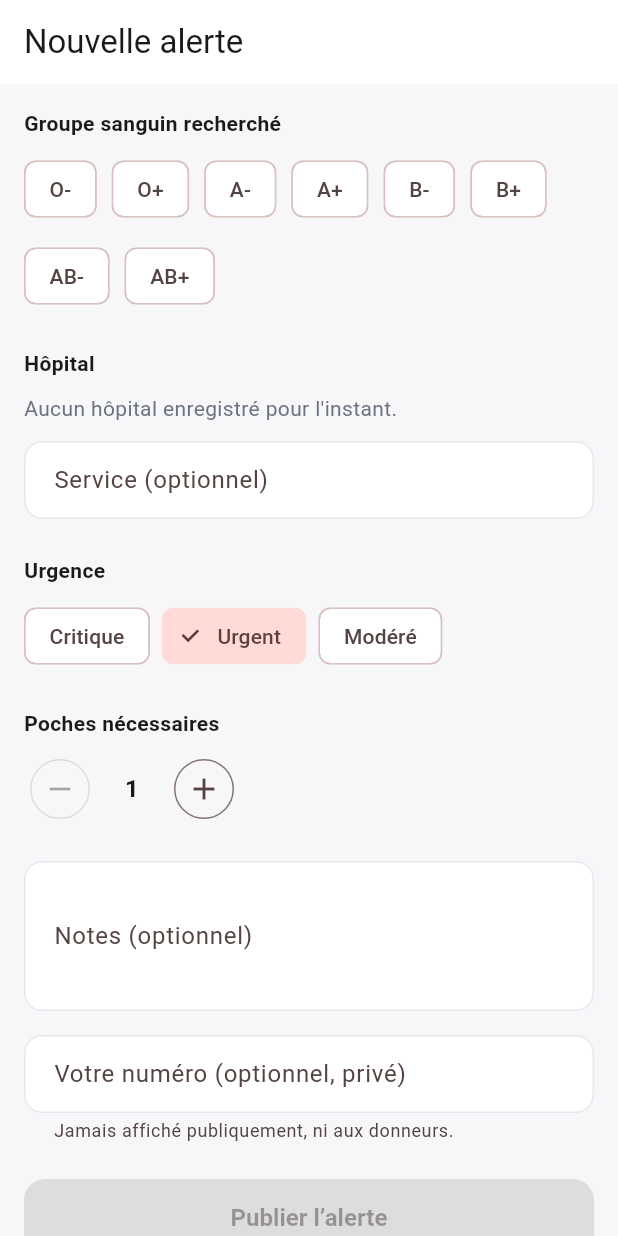
After one commit to gabrielleobono/VitalLink, a Flutter app: the CreateAlertScreen screen opened by its route, on a phone screen of 412 x 824 dp. The commit adds this screen. Run offline on Flutter 3.47's test engine with Material 3 defaults, Android fonts, the light colour scheme and no system bars; our stand-ins replace cloud_firestore, firebase_auth, firebase_core, flutter_riverpod, geolocator, go_router and 1 more; accounts and stored records are empty.

Commit message:
feat(module2): formulaire de publication d'alerte de sang

```diff
--- a/lib/core/router/app_router.dart
+++ b/lib/core/router/app_router.dart
@@ -1,6 +1,7 @@
 import 'package:go_router/go_router.dart';
 
 import '../../features/auth/presentation/screens/login_screen.dart';
+import '../../features/blood_requests/presentation/screens/create_alert_screen.dart';
 import '../../features/blood_requests/presentation/screens/emergency_detail_screen.dart';
 import '../../features/blood_requests/presentation/screens/emergency_screen.dart';
 import '../../features/home/presentation/screens/dashboard_screen.dart';
@@ -18,6 +19,9 @@ abstract final class AppRoutes {
   static const profile = '/profile';
   static const scan = '/scan';
 
+  /// Formulaire de publication d'une nouvelle alerte.
+  static const createEmergency = '$emergencies/new';
+
   /// Détail d'une alerte précise (hors bottom nav, avec bouton retour).
   static String emergencyDetail(String requestId) => '$emergencies/$requestId';
 }
@@ -32,6 +36,12 @@ final appRouter = GoRouter(
     GoRoute(
       path: AppRoutes.scan,
       builder: (context, state) => const ScanScreen(),
+    ),
+    // Route statique déclarée AVANT la route dynamique ':requestId' pour que
+    // "/emergencies/new" ne soit jamais capturé comme un id d'alerte.
+    GoRoute(
+      path: AppRoutes.createEmergency,
+      builder: (context, state) => const CreateAlertScreen(),
     ),
     GoRoute(
       path: AppRoutes.emergencyDetail(':requestId'),
--- a/lib/features/blood_requests/domain/blood_request.dart
+++ b/lib/features/blood_requests/domain/blood_request.dart
@@ -30,7 +30,9 @@ class BloodRequest {
   /// Nouvelle alerte : les groupes compatibles sont déduits en Dart (règle
   /// validée en équipe), jamais saisis à la main.
   factory BloodRequest.create({
-    required String id,
+    // Vide tant que Firestore n'a pas généré l'id définitif (voir
+    // BloodRequestRepository.createRequest).
+    String id = '',
     required String requesterId,
     required String city,
     required BloodGroup bloodGroupNeeded,
--- a/lib/features/blood_requests/presentation/providers/hospital_providers.dart
+++ b/lib/features/blood_requests/presentation/providers/hospital_providers.dart
@@ -13,3 +13,10 @@ final hospitalByIdProvider = FutureProvider.autoDispose
     .family<HospitalModel, String>((ref, id) {
       return ref.watch(hospitalRepositoryProvider).fetchById(id);
     });
+
+/// Liste complète des hôpitaux, pour le sélecteur du formulaire de création.
+final allHospitalsProvider = FutureProvider.autoDispose<List<HospitalModel>>((
+  ref,
+) {
+  return ref.watch(hospitalRepositoryProvider).fetchAll();
+});
--- /dev/null
+++ b/lib/features/blood_requests/presentation/screens/create_alert_screen.dart
@@ -0,0 +1,263 @@
+import 'package:flutter/material.dart';
+import 'package:flutter_riverpod/flutter_riverpod.dart';
+
+import '../../../../core/providers/auth_providers.dart';
+import '../../../../core/theme/app_colors.dart';
+import '../../../../core/utils/blood_compatibility.dart';
+import '../../data/models/hospital_model.dart';
+import '../../domain/blood_request.dart';
+import '../../domain/blood_request_enums.dart';
+import '../providers/blood_request_providers.dart';
+import '../providers/hospital_providers.dart';
+
+/// Formulaire de publication d'une alerte de sang.
+///
+/// Conçu pour aller vite en situation d'urgence : seuls le groupe sanguin et
+/// l'hôpital sont obligatoires, tout le reste a une valeur par défaut
+/// modifiable. La ville n'est pas saisie à la main : elle est déduite de
+/// l'hôpital choisi, pour ne jamais désynchroniser les deux.
+class CreateAlertScreen extends ConsumerStatefulWidget {
+  const CreateAlertScreen({super.key});
+
+  @override
+  ConsumerState<CreateAlertScreen> createState() => _CreateAlertScreenState();
+}
+
+class _CreateAlertScreenState extends ConsumerState<CreateAlertScreen> {
+  BloodGroup? _bloodGroup;
+  HospitalModel? _hospital;
+  UrgencyLevel _urgency = UrgencyLevel.high;
+  int _unitsNeeded = 1;
+  final _departmentController = TextEditingController();
+  final _notesController = TextEditingController();
+  final _contactPhoneController = TextEditingController();
+
+  bool _isSubmitting = false;
+  String? _errorMessage;
+
+  @override
+  void dispose() {
+    _departmentController.dispose();
+    _notesController.dispose();
+    _contactPhoneController.dispose();
+    super.dispose();
+  }
+
+  bool get _canSubmit =>
+      _bloodGroup != null && _hospital != null && !_isSubmitting;
+
+  Future<void> _submit() async {
+    final bloodGroup = _bloodGroup;
+    final hospital = _hospital;
+    if (bloodGroup == null || hospital == null) return;
+
+    setState(() {
+      _isSubmitting = true;
+      _errorMessage = null;
+    });
+
+    try {
+      final requesterId = await ref.read(currentUserIdProvider.future);
+      final request = BloodRequest.create(
+        requesterId: requesterId,
+        city: hospital.city,
+        bloodGroupNeeded: bloodGroup,
+        hospitalId: hospital.id,
+        hospitalDepartment: _departmentController.text.trim().isEmpty
+            ? null
+            : _departmentController.text.trim(),
+        urgency: _urgency,
+        unitsNeeded: _unitsNeeded,
+        notes: _notesController.text.trim().isEmpty
+            ? null
+            : _notesController.text.trim(),
+      );
+
+      final newId = await ref
+          .read(bloodRequestRepositoryProvider)
+          .createRequest(request, contactPhone: _contactPhoneController.text);
+
+      if (!mounted) return;
+      Navigator.of(context).pop(newId);
+    } catch (error) {
+      if (!mounted) return;
+      setState(() {
+        _isSubmitting = false;
+        _errorMessage =
+            "La publication a échoué. Vérifiez votre connexion et réessayez.";
+      });
+    }
+  }
+
+  @override
+  Widget build(BuildContext context) {
+    final hospitalsAsync = ref.watch(allHospitalsProvider);
+
+    return Scaffold(
+      appBar: AppBar(title: const Text('Nouvelle alerte')),
+      body: ListView(
+        padding: const EdgeInsets.all(16),
+        children: [
+          const Text(
+            'Groupe sanguin recherché',
+            style: TextStyle(fontWeight: FontWeight.w600),
+          ),
+          const SizedBox(height: 10),
+          Wrap(
+            spacing: 10,
+            runSpacing: 10,
+            children: [
+              for (final group in BloodGroup.values)
+                ChoiceChip(
+                  label: Text(group.label),
+                  selected: _bloodGroup == group,
+                  onSelected: _isSubmitting
+                      ? null
+                      : (selected) => setState(
+                          () => _bloodGroup = selected ? group : null,
+                        ),
+                ),
+            ],
+          ),
+          const SizedBox(height: 24),
+          const Text('Hôpital', style: TextStyle(fontWeight: FontWeight.w600)),
+          const SizedBox(height: 10),
+          hospitalsAsync.when(
+            data: (hospitals) {
+              if (hospitals.isEmpty) {
+                return const Text(
+                  "Aucun hôpital enregistré pour l'instant.",
+                  style: TextStyle(color: AppColors.textSecondary),
+                );
+              }
+              return DropdownButtonFormField<HospitalModel>(
+                initialValue: _hospital,
+                isExpanded: true,
+                decoration: const InputDecoration(border: OutlineInputBorder()),
+                hint: const Text('Choisir un hôpital'),
+                items: [
+                  for (final hospital in hospitals)
+                    DropdownMenuItem(
+                      value: hospital,
+                      child: Text('${hospital.name} · ${hospital.city}'),
+                    ),
+                ],
+                onChanged: _isSubmitting
+                    ? null
+                    : (value) => setState(() => _hospital = value),
+              );
+            },
+            loading: () => const LinearProgressIndicator(),
+            error: (error, stackTrace) => const Text(
+              "Impossible de charger la liste des hôpitaux.",
+              style: TextStyle(color: AppColors.textSecondary),
+            ),
+          ),
+          const SizedBox(height: 12),
+          TextField(
+            controller: _departmentController,
+            enabled: !_isSubmitting,
+            decoration: const InputDecoration(
+              labelText: 'Service (optionnel)',
+              hintText: 'Ex. Urgences, Maternité',
+              border: OutlineInputBorder(),
+            ),
+          ),
+          const SizedBox(height: 24),
+          const Text('Urgence', style: TextStyle(fontWeight: FontWeight.w600)),
+          const SizedBox(height: 10),
+          Wrap(
+            spacing: 8,
+            children: [
+              for (final level in UrgencyLevel.values)
+                ChoiceChip(
+                  label: Text(level.label),
+                  selected: _urgency == level,
+                  onSelected: _isSubmitting
+                      ? null
+                      : (selected) {
+                          if (selected) setState(() => _urgency = level);
+                        },
+                ),
+            ],
+          ),
+          const SizedBox(height: 24),
+          const Text(
+            'Poches nécessaires',
+            style: TextStyle(fontWeight: FontWeight.w600),
+          ),
+          const SizedBox(height: 10),
+          Row(
+            children: [
+              IconButton.outlined(
+                onPressed: _isSubmitting || _unitsNeeded <= 1
+                    ? null
+                    : () => setState(() => _unitsNeeded--),
+                icon: const Icon(Icons.remove),
+              ),
+              SizedBox(
+                width: 48,
+                child: Text(
+                  '$_unitsNeeded',
+                  textAlign: TextAlign.center,
+                  style: const TextStyle(
+                    fontWeight: FontWeight.w700,
+                    fontSize: 16,
+                  ),
+                ),
+              ),
+              IconButton.outlined(
+                onPressed: _isSubmitting
+                    ? null
+                    : () => setState(() => _unitsNeeded++),
+                icon: const Icon(Icons.add),
+              ),
+            ],
+          ),
+          const SizedBox(height: 24),
+          TextField(
+            controller: _notesController,
+            enabled: !_isSubmitting,
+            maxLines: 3,
+            decoration: const InputDecoration(
+              labelText: 'Notes (optionnel)',
+              border: OutlineInputBorder(),
+            ),
+          ),
+          const SizedBox(height: 16),
+          TextField(
+            controller: _contactPhoneController,
+            enabled: !_isSubmitting,
+            keyboardType: TextInputType.phone,
+            decoration: const InputDecoration(
+              labelText: 'Votre numéro (optionnel, privé)',
+              helperText: "Jamais affiché publiquement, ni aux donneurs.",
+              border: OutlineInputBorder(),
+            ),
+          ),
+          if (_errorMessage != null) ...[
+            const SizedBox(height: 12),
+            Text(
+              _errorMessage!,
+              style: const TextStyle(color: AppColors.primary, fontSize: 13),
+            ),
+          ],
+          const SizedBox(height: 24),
+          SizedBox(
+            width: double.infinity,
+            child: ElevatedButton(
+              onPressed: _canSubmit ? _submit : null,
+              child: _isSubmitting
+                  ? const SizedBox(
+                      width: 20,
+                      height: 20,
+                      child: CircularProgressIndicator(strokeWidth: 2),
+                    )
+                  : const Text('Publier l\u2019alerte'),
+            ),
+          ),
+        ],
+      ),
+    );
+  }
+}
```
Also changed, not shown: lib/features/blood_requests/data/repositories/blood_request_repository.dart (+39 -0 lines), lib/features/blood_requests/data/repositories/hospital_repository.dart (+7 -0 lines), lib/features/home/presentation/screens/dashboard_screen.dart (+11 -4 lines).
